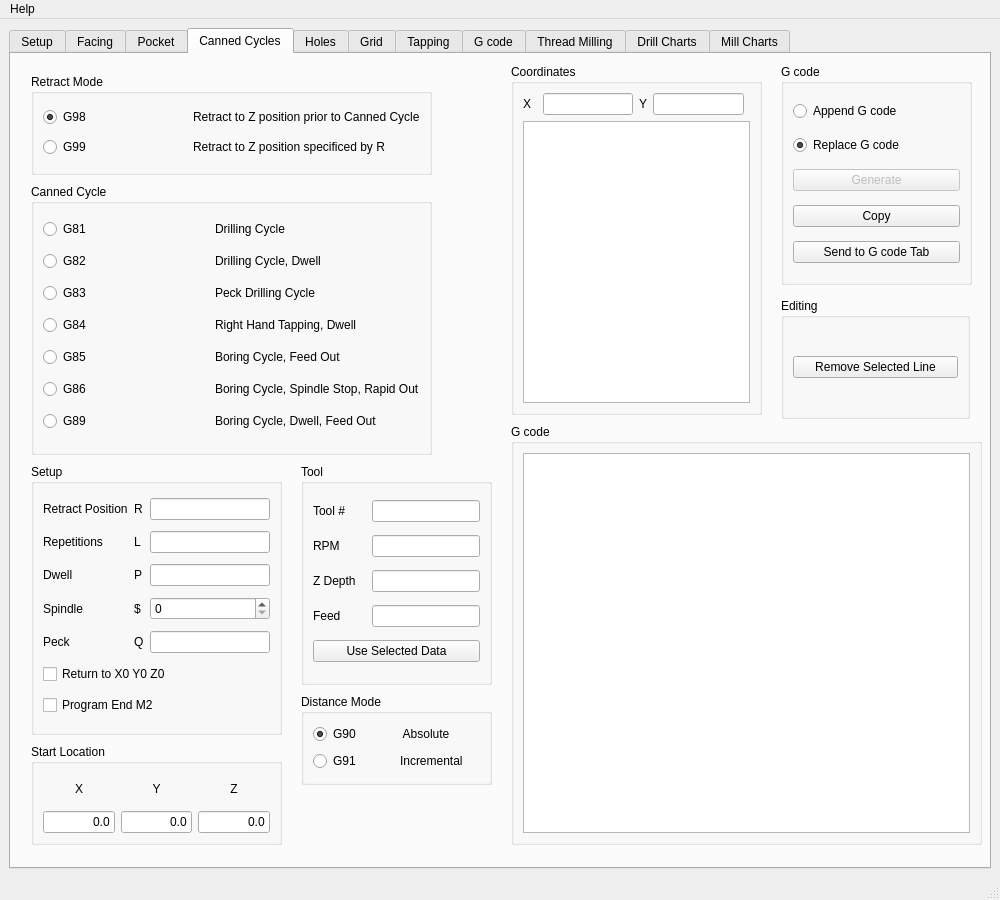
Above: gcode/src/gcode.ui from jethornton/gcode before the change. Below: the same form after it.
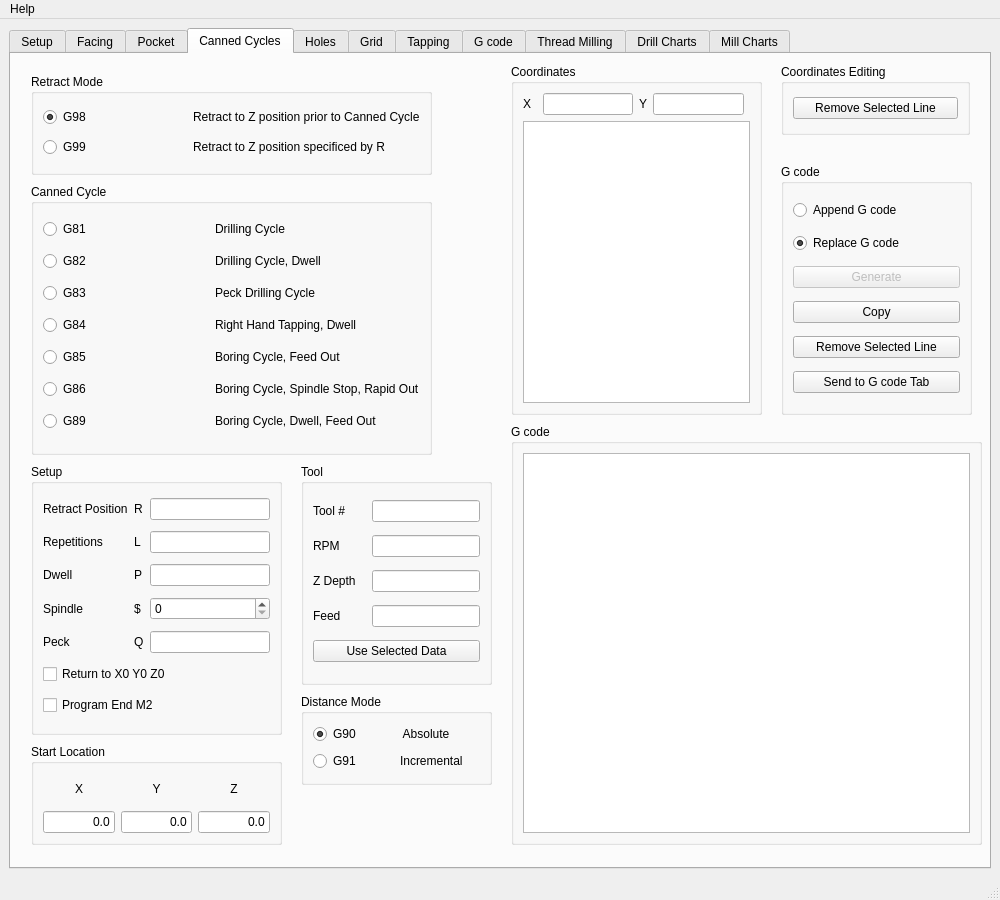
That is the form after the change. The open tabs and pages were chosen to show the change.

Diff of the .ui file:
```diff
--- a/gcode/src/gcode.ui
+++ b/gcode/src/gcode.ui
@@ -1508,9 +1508,9 @@
         <property name="geometry">
          <rect>
           <x>770</x>
-          <y>10</y>
+          <y>110</y>
           <width>191</width>
-          <height>221</height>
+          <height>251</height>
          </rect>
         </property>
         <property name="title">
@@ -1557,26 +1557,33 @@
            </attribute>
           </widget>
          </item>
-         <item row="7" column="0">
+         <item row="8" column="0">
           <widget class="QPushButton" name="canSendPB">
            <property name="text">
             <string>Send to G code Tab</string>
            </property>
           </widget>
          </item>
+         <item row="7" column="0">
+          <widget class="QPushButton" name="canGcodeRemovePB">
+           <property name="text">
+            <string>Remove Selected Line</string>
+           </property>
+          </widget>
+         </item>
         </layout>
        </widget>
        <widget class="QGroupBox" name="groupBox_31">
         <property name="geometry">
          <rect>
           <x>770</x>
-          <y>244</y>
+          <y>10</y>
           <width>189</width>
-          <height>121</height>
+          <height>71</height>
          </rect>
         </property>
         <property name="title">
-         <string>Editing</string>
+         <string>Coordinates Editing</string>
         </property>
         <layout class="QGridLayout" name="gridLayout_40">
          <item row="0" column="0">
```
Left out of the diff: 32 changed lines with no effect on the pictures.
